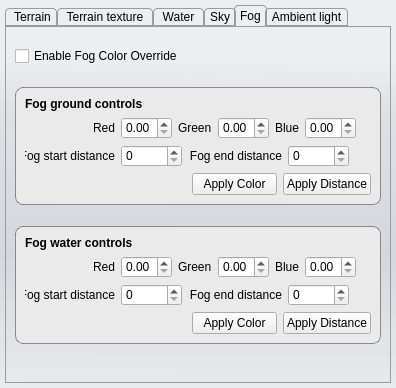
The window that bin/data/ui/environment_editor.ui (realXtend/tundra) describes before a commit, drawn with Qt 5.
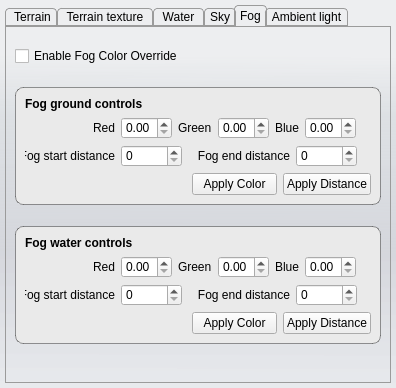
The same window after the commit. The open tabs and pages were chosen to show the change.

```diff
--- a/bin/data/ui/environment_editor.ui
+++ b/bin/data/ui/environment_editor.ui
@@ -1199,7 +1199,7 @@
                        </property>
                        <property name="minimumSize">
                         <size>
-                         <width>94</width>
+                         <width>102</width>
                          <height>0</height>
                         </size>
                        </property>
@@ -1455,7 +1455,7 @@
                        </property>
                        <property name="minimumSize">
                         <size>
-                         <width>94</width>
+                         <width>102</width>
                          <height>0</height>
                         </size>
                        </property>
```
Left out of the diff: 1 changed line with no effect on the pictures.
